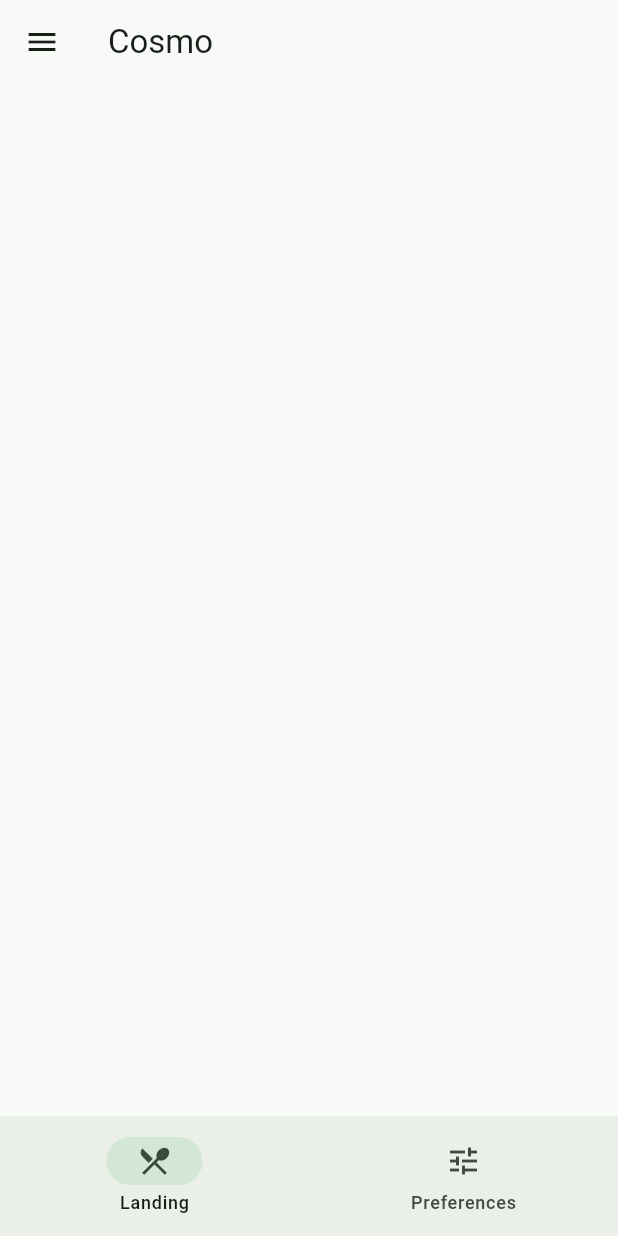
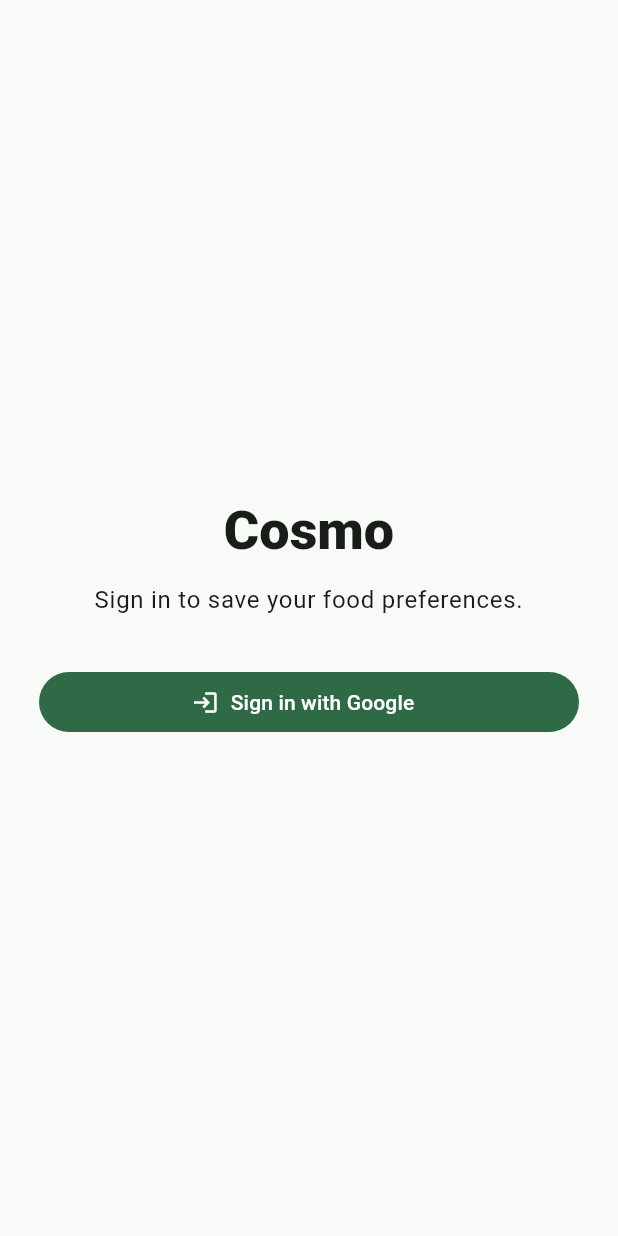
Before and after one commit to jinyang628/cosmo, a Flutter app: the screen it shows after launch, on a phone screen of 412 x 824 dp. Run offline on Flutter 3.47's test engine with Material 3 defaults, Android fonts, the phone set to English and light mode, and no system bars; our stand-ins replace flutter_dotenv, google_sign_in, supabase_flutter; accounts and stored records are empty.

Commit message:
Implement OAuth

```diff
--- a/frontend/lib/app.dart
+++ b/frontend/lib/app.dart
@@ -1,13 +1,22 @@
+import 'dart:async';
+
 import 'package:flutter/material.dart';
 
+import 'auth/auth_service.dart';
+import 'pages/sign_in_page.dart';
 import 'preferences/preferences_api.dart';
 import 'screens/home_screen.dart';
 import 'theme/app_theme.dart';
 
 class CosmoApp extends StatefulWidget {
-  const CosmoApp({this.preferencesApi = const PreferencesApi(), super.key});
+  CosmoApp({
+    this.preferencesApi = const PreferencesApi(),
+    AuthService? authService,
+    super.key,
+  }) : authService = authService ?? SupabaseAuthService();
 
   final PreferencesApi preferencesApi;
+  final AuthService authService;
 
   @override
   State<CosmoApp> createState() => _CosmoAppState();
@@ -15,6 +24,23 @@ class CosmoApp extends StatefulWidget {
 
 class _CosmoAppState extends State<CosmoApp> {
   ThemeMode _themeMode = ThemeMode.light;
+  late bool _isSignedIn;
+  StreamSubscription<bool>? _authSubscription;
+
+  @override
+  void initState() {
+    super.initState();
+    _isSignedIn = widget.authService.isSignedIn;
+    _authSubscription = widget.authService.signedInChanges.listen((isSignedIn) {
+      setState(() => _isSignedIn = isSignedIn);
+    });
+  }
+
+  @override
+  void dispose() {
+    unawaited(_authSubscription?.cancel());
+    super.dispose();
+  }
 
   @override
   Widget build(BuildContext context) {
@@ -24,13 +50,17 @@ class _CosmoAppState extends State<CosmoApp> {
       theme: AppTheme.light,
       darkTheme: AppTheme.dark,
       themeMode: _themeMode,
-      home: HomeScreen(
-        preferencesApi: widget.preferencesApi,
-        themeMode: _themeMode,
-        onThemeModeChanged: (themeMode) {
-          setState(() => _themeMode = themeMode);
-        },
-      ),
+      home: _isSignedIn
+          ? HomeScreen(
+              preferencesApi: widget.preferencesApi,
+              themeMode: _themeMode,
+              userEmail: widget.authService.currentUser?.email,
+              onSignOut: widget.authService.signOut,
+              onThemeModeChanged: (themeMode) {
+                setState(() => _themeMode = themeMode);
+              },
+            )
+          : SignInPage(authService: widget.authService),
     );
   }
 }
--- /dev/null
+++ b/frontend/lib/auth/auth_service.dart
@@ -0,0 +1,101 @@
+import 'dart:async';
+
+import 'package:google_sign_in/google_sign_in.dart';
+import 'package:supabase_flutter/supabase_flutter.dart';
+
+import '../config/api_config.dart';
+
+abstract class AuthService {
+  Stream<bool> get signedInChanges;
+  bool get isSignedIn;
+  User? get currentUser;
+
+  Future<AuthResponse> signInWithGoogle();
+  Future<void> signOut();
+}
+
+class SupabaseAuthService implements AuthService {
+  SupabaseAuthService({SupabaseClient? supabaseClient})
+    : _supabaseClient = supabaseClient ?? Supabase.instance.client;
+
+  static const List<String> _googleScopes = ['email', 'profile'];
+
+  final SupabaseClient _supabaseClient;
+  bool _googleSignInInitialized = false;
+
+  @override
+  Stream<bool> get signedInChanges {
+    return _supabaseClient.auth.onAuthStateChange
+        .map((state) => state.session != null)
+        .distinct();
+  }
+
+  @override
+  bool get isSignedIn => _supabaseClient.auth.currentSession != null;
+
+  @override
+  User? get currentUser => _supabaseClient.auth.currentUser;
+
+  @override
+  Future<AuthResponse> signInWithGoogle() async {
+    await _initializeGoogleSignIn();
+
+    if (!GoogleSignIn.instance.supportsAuthenticate()) {
+      throw const AuthServiceException(
+        'Native Google sign-in is not supported on this platform',
+      );
+    }
+
+    final googleUser = await GoogleSignIn.instance.authenticate(
+      scopeHint: _googleScopes,
+    );
+
+    final idToken = googleUser.authentication.idToken;
+    if (idToken == null) {
+      throw const AuthServiceException('Google did not return an ID token');
+    }
+
+    final authorization =
+        await googleUser.authorizationClient.authorizationForScopes(
+          _googleScopes,
+        ) ??
+        await googleUser.authorizationClient.authorizeScopes(_googleScopes);
+
+    return _supabaseClient.auth.signInWithIdToken(
+      provider: OAuthProvider.google,
+      idToken: idToken,
+      accessToken: authorization.accessToken,
+    );
+  }
+
+  @override
+  Future<void> signOut() async {
+    await _supabaseClient.auth.signOut();
+
+    if (_googleSignInInitialized) {
+      await GoogleSignIn.instance.signOut();
+    }
+  }
+
+  Future<void> _initializeGoogleSignIn() async {
+    if (_googleSignInInitialized) {
+      return;
+    }
+
+    final iosClientId = ApiConfig.googleIosClientId;
+    await GoogleSignIn.instance.initialize(
+      clientId: iosClientId,
+      serverClientId: ApiConfig.googleWebClientId,
+    );
+    _googleSignInInitialized = true;
+  }
+}
+
+class AuthServiceException implements Exception {
+  const AuthServiceException(this.message);
+
+  final String message;
+
+  @override
+  String toString() => message;
+}
--- a/frontend/lib/config/api_config.dart
+++ b/frontend/lib/config/api_config.dart
@@ -11,6 +11,14 @@ abstract final class ApiConfig {
 
   static String get supabaseAnonKey {
     return _requiredEnv('SUPABASE_ANON_KEY');
+  }
+
+  static String get googleWebClientId {
+    return _requiredEnv('GOOGLE_WEB_CLIENT_ID');
+  }
+
+  static String? get googleIosClientId {
+    return _requiredEnv('GOOGLE_IOS_CLIENT_ID');
   }
 
   static String _requiredEnv(String name) {
--- a/frontend/lib/main.dart
+++ b/frontend/lib/main.dart
@@ -12,5 +12,5 @@ Future<void> main() async {
     url: ApiConfig.supabaseUrl,
     anonKey: ApiConfig.supabaseAnonKey,
   );
-  runApp(const CosmoApp());
+  runApp(CosmoApp());
 }
--- /dev/null
+++ b/frontend/lib/pages/sign_in_page.dart
@@ -0,0 +1,82 @@
+import 'package:flutter/material.dart';
+
+import '../auth/auth_service.dart';
+
+class SignInPage extends StatefulWidget {
+  const SignInPage({required this.authService, super.key});
+
+  final AuthService authService;
+
+  @override
+  State<SignInPage> createState() => _SignInPageState();
+}
+
+class _SignInPageState extends State<SignInPage> {
+  bool _isSigningIn = false;
+
+  @override
+  Widget build(BuildContext context) {
+    return Scaffold(
+      body: SafeArea(
+        child: Center(
+          child: Padding(
+            padding: const EdgeInsets.all(24),
+            child: ConstrainedBox(
+              constraints: const BoxConstraints(maxWidth: 360),
+              child: Column(
+                mainAxisSize: MainAxisSize.min,
+                crossAxisAlignment: CrossAxisAlignment.stretch,
+                children: [
+                  Text(
+                    'Cosmo',
+                    textAlign: TextAlign.center,
+                    style: Theme.of(context).textTheme.displaySmall?.copyWith(
+                      fontWeight: FontWeight.w800,
+                    ),
+                  ),
+                  const SizedBox(height: 12),
+                  Text(
+                    'Sign in to save your food preferences.',
+                    textAlign: TextAlign.center,
+                    style: Theme.of(context).textTheme.bodyLarge,
+                  ),
+                  const SizedBox(height: 32),
+                  FilledButton.icon(
+                    onPressed: _isSigningIn ? null : _signInWithGoogle,
+                    icon: _isSigningIn
+                        ? const SizedBox.square(
+                            dimension: 18,
+                            child: CircularProgressIndicator(strokeWidth: 2),
+                          )
+                        : const Icon(Icons.login),
+                    label: const Text('Sign in with Google'),
+                  ),
+                ],
+              ),
+            ),
+          ),
+        ),
+      ),
+    );
+  }
+
+  Future<void> _signInWithGoogle() async {
+    setState(() => _isSigningIn = true);
+
+    try {
+      await widget.authService.signInWithGoogle();
+    } catch (error) {
+      if (!mounted) {
+        return;
+      }
+
+      ScaffoldMessenger.of(
+        context,
+      ).showSnackBar(SnackBar(content: Text('Could not sign in: $error')));
+    } finally {
+      if (mounted) {
+        setState(() => _isSigningIn = false);
+      }
+    }
+  }
+}
--- a/frontend/lib/screens/home_screen.dart
+++ b/frontend/lib/screens/home_screen.dart
@@ -13,12 +13,16 @@ class HomeScreen extends StatefulWidget {
   const HomeScreen({
     required this.preferencesApi,
     required this.themeMode,
+    required this.onSignOut,
     required this.onThemeModeChanged,
+    this.userEmail,
     super.key,
   });
 
   final PreferencesApi preferencesApi;
   final ThemeMode themeMode;
+  final String? userEmail;
+  final Future<void> Function() onSignOut;
   final ValueChanged<ThemeMode> onThemeModeChanged;
 
   @override
@@ -62,6 +66,8 @@ class _HomeScreenState extends State<HomeScreen> {
     return Scaffold(
       drawer: SettingsDrawer(
         isDarkMode: widget.themeMode == ThemeMode.dark,
+        userEmail: widget.userEmail,
+        onSignOut: widget.onSignOut,
         onDarkModeChanged: (isDarkMode) {
           widget.onThemeModeChanged(
             isDarkMode ? ThemeMode.dark : ThemeMode.light,
--- a/frontend/pubspec.yaml
+++ b/frontend/pubspec.yaml
@@ -37,6 +37,7 @@ dependencies:
   http: ^1.6.0
   flutter_dotenv: ^6.0.1
   supabase_flutter: ^2.12.4
+  google_sign_in: ^7.2.0
 
 dev_dependencies:
   flutter_test:
```
Also changed, not shown: frontend/lib/preferences/preferences_api.dart (+1 -8 lines), frontend/lib/settings/settings_drawer.dart (+40 -5 lines), frontend/pubspec.lock, 4 other files.
